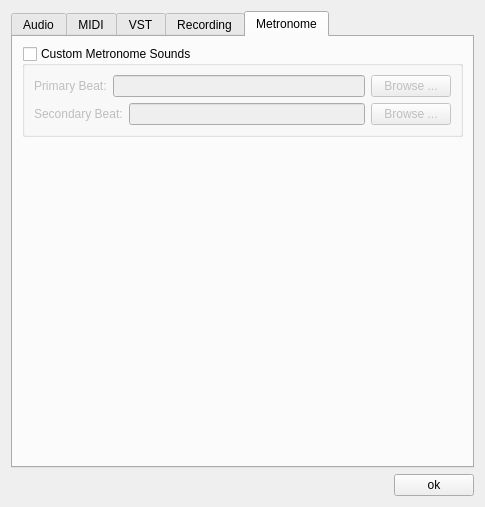
Qt form src/Common/gui/PreferencesDialog.ui (elieserdejesus/JamTaba) before a commit.
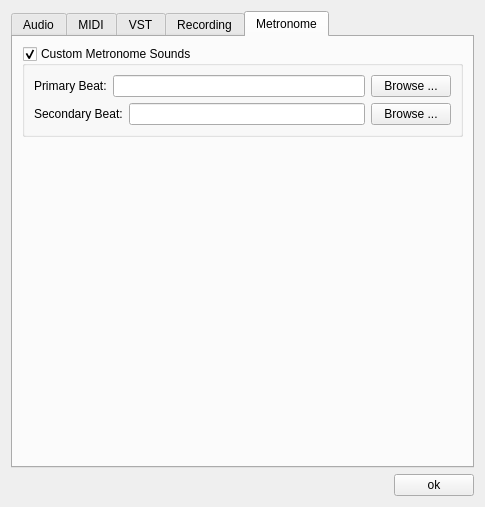
The same form after that commit.

Commit message: Fixing stylesheet details in Metronome Preferences

Diff of the .ui file:
```diff
--- a/src/Common/gui/PreferencesDialog.ui
+++ b/src/Common/gui/PreferencesDialog.ui
@@ -580,11 +580,14 @@
          <property name="title">
           <string>Custom Metronome Sounds</string>
          </property>
+         <property name="flat">
+          <bool>false</bool>
+         </property>
          <property name="checkable">
           <bool>true</bool>
          </property>
          <property name="checked">
-          <bool>false</bool>
+          <bool>true</bool>
          </property>
          <layout class="QVBoxLayout" name="verticalLayout_8">
           <item>
@@ -602,10 +605,16 @@
                <widget class="QLineEdit" name="textFieldPrimaryBeat"/>
               </item>
               <item>
-               <widget class="QPushButton" name="buttonBrowsePrimaryBeat">
+               <widget class="QPushButton" name="browsePrimaryBeatButton">
+                <property name="enabled">
+                 <bool>true</bool>
+                </property>
                 <property name="text">
                  <string>Browse ...</string>
                 </property>
+                <property name="autoDefault">
+                 <bool>false</bool>
+                </property>
                </widget>
               </item>
              </layout>
@@ -627,6 +636,9 @@
                 <property name="text">
                  <string>Browse ...</string>
                 </property>
+                <property name="autoDefault">
+                 <bool>false</bool>
+                </property>
                </widget>
               </item>
              </layout>
```
Left out of the diff: 2 changed lines with no effect on the pictures. The commit also changes 3 other files.
